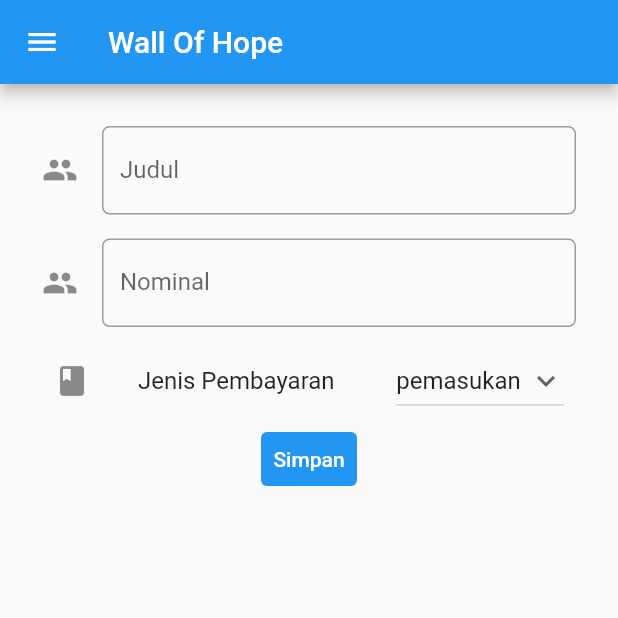
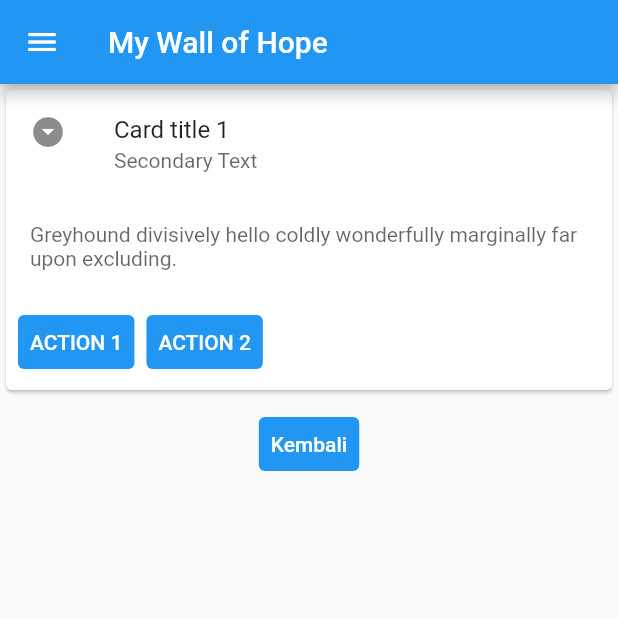
Before and after one commit to YosuaChrialMartono/C06-PAS-PBP, a Flutter app: the wallofhopePage screen opened directly, on a phone screen of 412 x 824 dp, the top half of it. Run offline on Flutter 3.47's test engine with Material 2 defaults, Android fonts, the phone set to English and light mode, and no system bars.

Commit message:
add page for wall of hope

```diff
--- a/lib/drawer.dart
+++ b/lib/drawer.dart
@@ -1,6 +1,6 @@
 import 'package:flutter/material.dart';
 import 'package:c06_pas_pbp/main.dart';
-import 'package:c06_pas_pbp/page/wallofhope.dart';
+import 'package:c06_pas_pbp/page/wallofhope_menu.dart';
 
 
 
@@ -29,7 +29,7 @@ class PTS_Drawer extends StatelessWidget {
                 // Route menu ke halaman form
                 Navigator.pushReplacement(
                   context,
-                  MaterialPageRoute(builder: (context) => const wallofhopePage()),
+                  MaterialPageRoute(builder: (context) => const wallofhopeMenuPage()),
                 );
               },
             ),
--- a/lib/main.dart
+++ b/lib/main.dart
@@ -1,4 +1,5 @@
 import 'package:flutter/material.dart';
+import 'package:c06_pas_pbp/drawer.dart';
 
 void main() {
   runApp(const MyApp());
@@ -75,6 +76,7 @@ class _MyHomePageState extends State<MyHomePage> {
         // the App.build method, and use it to set our appbar title.
         title: Text(widget.title),
       ),
+      drawer: const PTS_Drawer(),
       body: Center(
         // Center is a layout widget. It takes a single child and positions it
         // in the middle of the parent.
--- a/lib/page/wallofhope.dart
+++ b/lib/page/wallofhope.dart
@@ -1,177 +1,185 @@
+import 'package:c06_pas_pbp/drawer.dart';
+import 'package:c06_pas_pbp/page/wallofhope.dart';
+import 'package:c06_pas_pbp/page/form_wallofhope.dart';
+import 'package:c06_pas_pbp/page/wallofhope_menu.dart';
 import 'package:flutter/material.dart';
-import 'package:c06_pas_pbp/drawer.dart';
-
 
 class wallofhopePage extends StatefulWidget {
   const wallofhopePage({super.key});
 
-    final String title = 'Wall Of Hope';
-
   @override
-    State<wallofhopePage> createState() => _wallofhopePage();
+  wallofhopePageState createState() => wallofhopePageState();
 }
 
-class _wallofhopePage extends State<wallofhopePage> {
-  final _formKey = GlobalKey<FormState>();
-  String judul = "";
-  int  nominal = 0;
-  List<String> macamTipeBudget = ["pemasukan", "pengeluaran"];
-  String tipe_budget = "pemasukan";
-
-
-
+class wallofhopePageState extends State<wallofhopePage> {
   @override
   Widget build(BuildContext context) {
     return Scaffold(
         appBar: AppBar(
-                title: Text(widget.title),
+          title: const Text('My Wall of Hope'),
         ),
         drawer: const PTS_Drawer(),
-        body: Form(
-          key: _formKey,
-          child: SingleChildScrollView(
-            child: Container(
-              padding: const EdgeInsets.all(20.0),
+        body: Column(children: [
+          Container(
+              child: Column(
+            mainAxisAlignment: MainAxisAlignment.center,
+            children: [
+              Card(
+                  clipBehavior: Clip.antiAlias,
                   child: Column(
                     children: [
-              Padding(
-                    // Menggunakan padding sebesar 8 pixels
-                    padding: const EdgeInsets.all(8.0),
-                    child: TextFormField(
-                        decoration: InputDecoration(
-                            hintText: "Judul",
-                            labelText: "Judul",
-                            // Menambahkan icon agar lebih intuitif
-                            icon: const Icon(Icons.people),
-                            // Menambahkan circular border agar lebih rapi
-                            border: OutlineInputBorder(
-                                borderRadius: BorderRadius.circular(5.0),
-                            ),
-                        ),
-                        // Menambahkan behavior saat nama diketik
-                        onChanged: (String? value) {
-                            setState(() {
-                                judul = value!;
-                            });
-                        },
-                        // Menambahkan behavior saat data disimpan
-                        onSaved: (String? value) {
-                            setState(() {
-                                judul = value!;
-                            });
-                        },
-                        // Validator sebagai validasi form
-                        validator: (String? value) {
-                            if (value == null || value.isEmpty) {
-                                return 'Nama lengkap tidak boleh kosong!';
-                            }
-                            return null;
-                        },
+                      ListTile(
+                        leading: const Icon(Icons.arrow_drop_down_circle),
+                        title: const Text('Card title 1'),
+                        subtitle: Text(
+                          'Secondary Text',
+                          style:
+                              TextStyle(color: Colors.black.withOpacity(0.6)),
                         ),
                       ),
                       Padding(
-                    // Menggunakan padding sebesar 8 pixels
-                    padding: const EdgeInsets.all(8.0),
-                    child: TextFormField(
-                        decoration: InputDecoration(
-                            hintText: "Nominal",
-                            labelText: "Nominal",
-                            // Menambahkan icon agar lebih intuitif
-                            icon: const Icon(Icons.people),
-                            // Menambahkan circular border agar lebih rapi
-                            border: OutlineInputBorder(
-                                borderRadius: BorderRadius.circular(5.0),
+                        padding: const EdgeInsets.all(16.0),
+                        child: Text(
+                          'Greyhound divisively hello coldly wonderfully marginally far upon excluding.',
+                          style:
+                              TextStyle(color: Colors.black.withOpacity(0.6)),
                         ),
                       ),
-                        // Menambahkan behavior saat nama diketik
-                        onChanged: (String? value) {
-                            setState(() {
-                                nominal = int.parse(value!);
-                            });
+                      ButtonBar(
+                        alignment: MainAxisAlignment.start,
+                        children: [
+                          TextButton(
+                            style: ButtonStyle(
+                              backgroundColor:
+                                  MaterialStateProperty.all(Colors.blue),
+                            ),
+                            onPressed: () {
+                              // Perform some action
                             },
-                        // Menambahkan behavior saat data disimpan
-                        onSaved: (String? value) {
-                            setState(() {
-                                nominal = int.parse(value!);
-                            });
-                        },
-                        // Validator sebagai validasi form
-                        validator: (String? value) {
-                            if (value == null || value.isEmpty) {
-                                return 'Nominal tidak boleh kosong!';
-                            }
-                            return null;
-                        },
-                    ),
-                ),
-              ListTile(
-            leading: const Icon(Icons.class_),
-            title: const Text(
-                'Jenis Pembayaran',
-            ),
-            trailing: DropdownButton(
-                value: tipe_budget,
-                icon: const Icon(Icons.keyboard_arrow_down),
-                items: macamTipeBudget.map((String items) {
-                return DropdownMenuItem(
-                    value: items,
-                    child: Text(items),
-                );
-                }).toList(),
-                onChanged: (String? newValue) {
-                setState(() {
-                    tipe_budget = newValue!;
-                });
-                },
+                            child: const Text(
+                              'ACTION 1',
+                              style: TextStyle(color: Colors.white),
                             ),
                           ),
                           TextButton(
                             style: ButtonStyle(
+                              backgroundColor:
+                                  MaterialStateProperty.all(Colors.blue),
+                            ),
+                            onPressed: () {
+                              // Perform some action
+                            },
+                            child: const Text(
+                              'ACTION 2',
+                              style: TextStyle(color: Colors.white),
+                            ),
+                          ),
+                        ],
+                      ),
+                    ],
+                  )),
+            ],
+          )
+
+              // FutureBuilder(
+              //     future: fetchWatchlist(),
+              //     builder: (context, AsyncSnapshot snapshot) {
+              //       if (snapshot.data == null) {
+              //         return const Center(child: CircularProgressIndicator());
+              //       } else {
+              //         if (!snapshot.hasData) {
+              //           return Column(
+              //             children: const [
+              //               Text(
+              //                 "Tidak ada Watch List :(",
+              //                 style:
+              //                     TextStyle(color: Color(0xff59A5D8), fontSize: 20),
+              //               ),
+              //               SizedBox(height: 8),
+              //             ],
+              //           );
+              //         } else {
+              //           return ListView.builder(
+              //               itemCount: snapshot.data!.length,
+              //               itemBuilder: (_, index) => GestureDetector(
+              //                     onTap: () {
+              //                       Navigator.pushReplacement(
+              //                         context,
+              //                         MaterialPageRoute(
+              //                             builder: (context) => wallofhopePage(
+              //                                 myWatchList: snapshot.data![index])),
+              //                       );
+              //                     },
+              //                     child: Container(
+              //                       margin: const EdgeInsets.symmetric(
+              //                           horizontal: 8, vertical: 6),
+              //                       padding: const EdgeInsets.all(10.0),
+              //                       decoration: BoxDecoration(
+              //                           border: Border.all(
+              //                               width: 1.0,
+              //                               color: ((snapshot
+              //                                       .data![index].fields.watched)
+              //                                   ? Colors.green
+              //                                   : Colors.red)),
+              //                           color: Colors.white,
+              //                           borderRadius: BorderRadius.circular(10.0),
+              //                           boxShadow: const [
+              //                             BoxShadow(
+              //                                 color: Colors.grey, blurRadius: 0.5)
+              //                           ]),
+              //                       child: Row(
+              //                         children: [
+              //                           Expanded(
+              //                             child: Text(
+              //                               "${snapshot.data![index].fields.title}",
+              //                               style: const TextStyle(
+              //                                 fontSize: 17.0,
+              //                                 fontWeight: FontWeight.bold,
+              //                               ),
+              //                             ),
+              //                           ),
+              //                           SizedBox(
+              //                             width: 30,
+              //                             child: CheckboxListTile(
+              //                                 value: snapshot
+              //                                     .data![index].fields.watched,
+              //                                 onChanged: (bool? value) {
+              //                                   setState(() {
+              //                                     snapshot.data![index].fields
+              //                                             .watched =
+              //                                         !snapshot.data![index].fields
+              //                                             .watched;
+              //                                   });
+              //                                 }),
+              //                           )
+              //                         ],
+              //                       ),
+              //                     ),
+              //                   ));
+              //         }
+              //       }
+              //     })
+
+              ),
+          Padding(
+            padding: const EdgeInsets.all(8.0),
+            child: TextButton(
+              style: ButtonStyle(
                 backgroundColor: MaterialStateProperty.all(Colors.blue),
               ),
               onPressed: () {
-                  if (_formKey.currentState!.validate()) {
-                    showDialog(
-                      context: context,
-                      builder: (context) {
-                        return Dialog(
-                          shape: RoundedRectangleBorder(
-                            borderRadius: BorderRadius.circular(10),
-                          ),
-                          elevation: 15,
-                          child: Container(
-                            child: ListView(
-                              padding:
-                                  const EdgeInsets.only(top: 20, bottom: 20),
-                              shrinkWrap: true,
-                              children: <Widget>[
-                                const Center(
-                                    child: Text(
-                                        'Berhasil Menambahkan Data')),
-                                const SizedBox(height: 20),
-                                TextButton(
-                                  onPressed: () {
-                                    Navigator.pop(context);
-                                  },
-                                  child: const Text('Kembali'),
-                                ),
-                              ],
-                            ),
+                Navigator.of(context).push(
+                  MaterialPageRoute(
+                    builder: (context) => const wallofhopeMenuPage(),
                   ),
                 );
               },
-                    );
-                  }
-                },
               child: const Text(
-                  "Simpan",
+                'Kembali',
                 style: TextStyle(color: Colors.white),
+              ),
+            ),
           )
-            )
-            ])
-            )
-          )
-        )
-        );
+        ]));
   }
 }
```
Also changed, not shown: lib/page/form_wallofhope.dart (added, +213 -0 lines), lib/page/wallofhope_menu.dart (added, +75 -0 lines), lib/page/wallofhope_petunjuk.dart (added, +55 -0 lines). Lines whose indentation alone changed are shown as unchanged.
